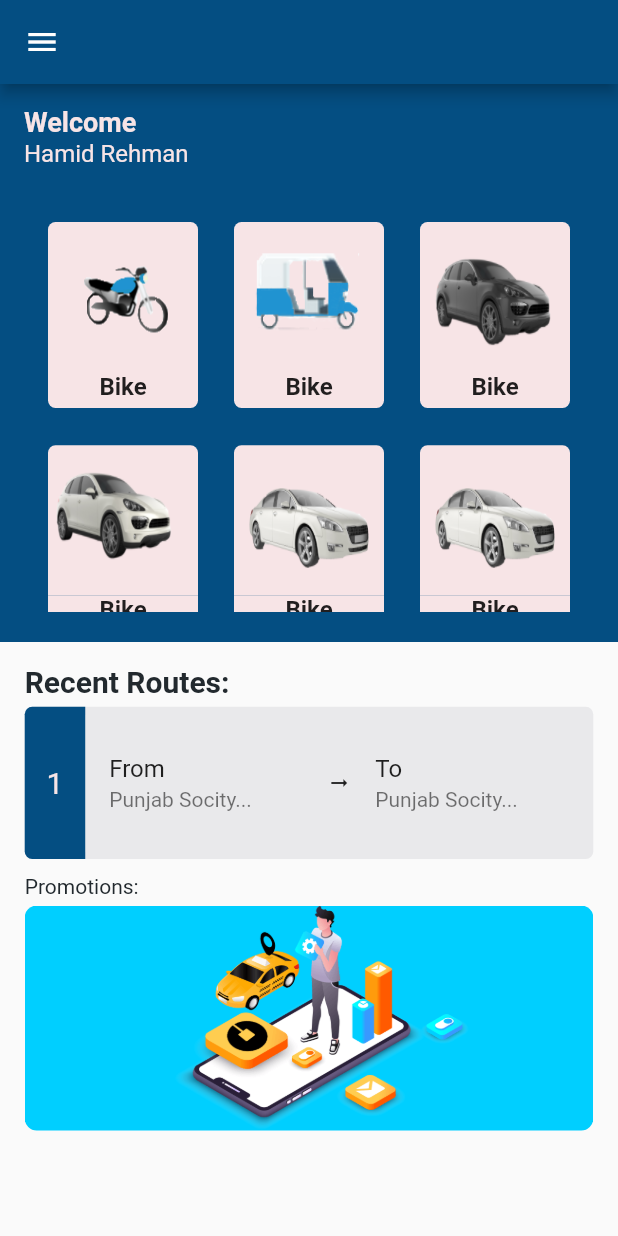
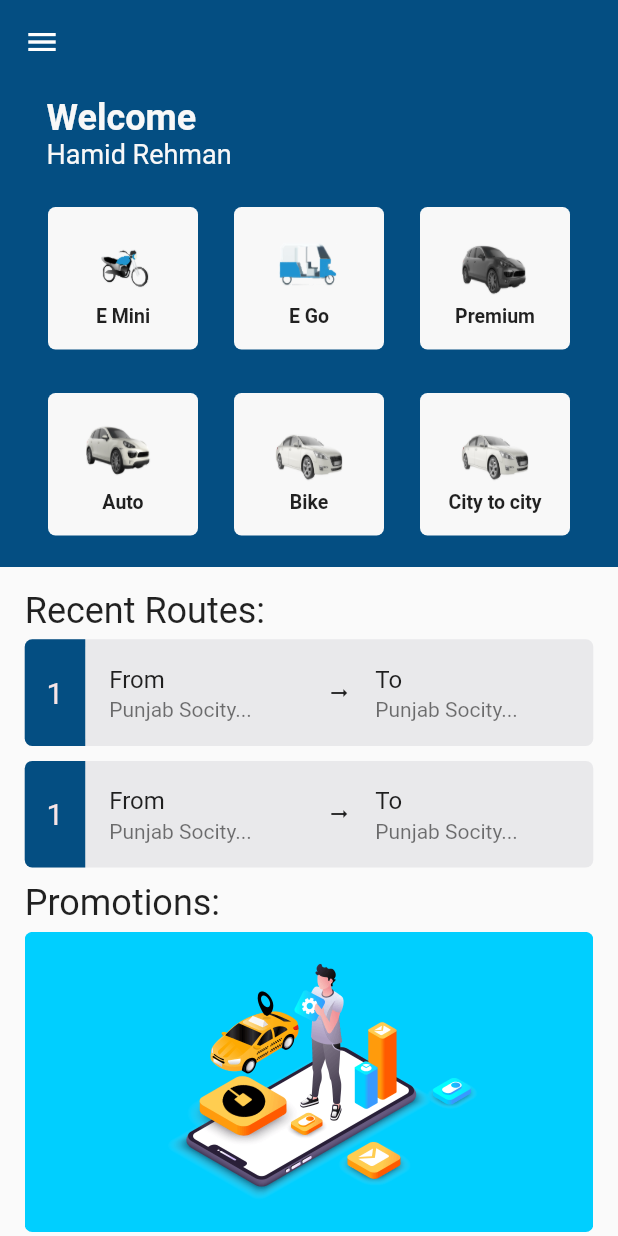
Before and after one commit to hamidrehman799/My-All-Work-Related-To-Flutter, a Flutter app: the otpscreen screen opened by its route, after a tap on "Verify", on a phone screen of 412 x 824 dp. Run offline on Flutter 3.47's test engine with Material 2 defaults, Android fonts, the phone set to English and light mode, and no system bars; our stand-ins replace animated_text_kit, auto_size_text, cloud_firestore, firebase_auth, firebase_core, firebase_database and 8 more; missing offline and left inert: contactus, flutter_google_places, flutter_polyline_points, geocoder, google_api_headers, google_maps_webservice and 1 more; accounts and stored records are empty.

Commit message:
home screen the movers

```diff
--- a/thexmovers/lib/screens/drawer/drawer.dart
+++ b/thexmovers/lib/screens/drawer/drawer.dart
@@ -13,8 +13,8 @@ class AppDrawer extends StatelessWidget {
       child: Column(
         children: [
           Container(
+            padding: const EdgeInsets.fromLTRB(0, 50, 0, 25),
             width: double.infinity,
-            padding: EdgeInsets.all(25),
             color: kPrimaryblue,
             child: Center(
               child: Column(
--- a/thexmovers/lib/screens/home_screen.dart
+++ b/thexmovers/lib/screens/home_screen.dart
@@ -1,10 +1,8 @@
-import 'package:flutter/cupertino.dart';
 import 'package:flutter/material.dart';
 import 'package:thexmovers/utils/colors.dart';
 import 'package:thexmovers/utils/screen_utils.dart';
 import 'package:thexmovers/screens/drawer/drawer.dart';
 import '../models/slider.dart';
-import 'package:google_fonts/google_fonts.dart';
 import 'package:flutter_swiper/flutter_swiper.dart';
 import '../models/home_grid_modle.dart';
 import '../widgets/grid_items.dart';
@@ -23,11 +21,13 @@ class _HomeScreenState extends State<HomeScreen> {
     return Scaffold(
       appBar: AppBar(
         backgroundColor: kPrimaryblue,
+        elevation: 0.0,
       ),
       drawer: AppDrawer(),
       body: Column(
         children: [
           Container(
+            padding: const EdgeInsets.fromLTRB( 15,0,0,0),
             color: kPrimaryblue,
             child: Column(
               children: [
@@ -35,16 +35,16 @@ class _HomeScreenState extends State<HomeScreen> {
                   title: Text(
                     'Welcome',
                     style: TextStyle(
-                      color: kFillColorPrimary,
-                      fontSize: 18,
+                      color: kTextColorForth,
+                      fontSize: 24,
                       fontWeight: FontWeight.bold,
                     ),
                   ),
                   subtitle: Text(
                     'Hamid Rehman',
                     style: TextStyle(
-                      color: kFillColorPrimary,
-                      fontSize: 16,
+                      color: kTextColorForth,
+                      fontSize: 18,
                     ),
                   ),
                 ),
@@ -65,16 +65,16 @@ class CardandSlider extends StatefulWidget {
 }
 
 class _CardandSliderState extends State<CardandSlider> {
-  int _current = 0;
 
   List<T> map<T>(List list, Function handler) {
+
     List<T> result = [];
     for (var j = 0; j < list.length; j++) {
       result.add(handler(j, list[j]));
     }
     return result;
   }
-
+int _current = 0;
   @override
   Widget build(BuildContext context) {
     return Expanded(
@@ -90,13 +90,11 @@ class _CardandSliderState extends State<CardandSlider> {
               children: [
                 Text(
                   'Recent Routes:',
-                  style: Theme.of(context).textTheme.headline6.copyWith(
-                        color: kTextColor,
-                        fontWeight: FontWeight.bold,
-                      ),
+                  style: Theme.of(context).textTheme.headline5,
                 ),
               ],
             ),
+            Card(),
             Card(),
             Padding(
               padding: const EdgeInsets.fromLTRB(0, 5, 0, 5),
@@ -105,9 +103,7 @@ class _CardandSliderState extends State<CardandSlider> {
                   children: [
                     Text(
                       'Promotions:',
-                      style: Theme.of(context).textTheme.bodyText2.copyWith(
-                            color: kTextColor,
-                          ),
+                      style: Theme.of(context).textTheme.headline5,
                     ),
                   ],
                 ),
@@ -123,7 +119,7 @@ class _CardandSliderState extends State<CardandSlider> {
                   children: <Widget>[
                     Container(
                         width: MediaQuery.of(context).size.width,
-                        height: 150,
+                        height: 200,
                         child: Swiper(
                           onIndexChanged: (d) {
                             setState(() {
@@ -136,7 +132,7 @@ class _CardandSliderState extends State<CardandSlider> {
                           itemBuilder: (BuildContext context, d) {
                             return Container(
                               decoration: BoxDecoration(
-                                borderRadius: BorderRadius.circular(8),
+                                borderRadius: BorderRadius.circular(5),
                                 image: DecorationImage(
                                     image: AssetImage(
                                       carousels[d].image,
@@ -167,7 +163,7 @@ class Card extends StatelessWidget {
           borderRadius: BorderRadius.circular(5),
           color: kFillColorAccent,
         ),
-        height: getProportionateScreenHeight(100),
+        height: getProportionateScreenHeight(70),
         child: Row(
           crossAxisAlignment: CrossAxisAlignment.center,
           mainAxisAlignment: MainAxisAlignment.center,
@@ -225,55 +221,53 @@ class Grid extends StatelessWidget {
   final List<GridModle> loadedgrid = [
     GridModle(
       id: '1',
-      title: 'Bike',
+      title: 'E Mini',
       imageUrl: 'assets/images/ebike.png',
-      color: kFillColorPrimary,
+      color: kTextColorForth,
     ),
     GridModle(
       id: '2',
-      title: 'Bike',
+      title: 'E Go',
       imageUrl: 'assets/images/eauto.png',
-      color: kFillColorPrimary,
+      color: kTextColorForth,
     ),
     GridModle(
       id: '3',
-      title: 'Bike',
+      title: 'Premium',
       imageUrl: 'assets/images/executive.png',
-      color: kFillColorPrimary,
+      color: kTextColorForth,
     ),
     GridModle(
       id: '4',
-      title: 'Bike',
+      title: 'Auto',
       imageUrl: 'assets/images/Emini.png',
-      color: kFillColorPrimary,
+      color: kTextColorForth,
     ),
     GridModle(
       id: '5',
-      color: kFillColorPrimary,
+      color: kTextColorForth,
       imageUrl: 'assets/images/EGo.png',
       title: 'Bike',
     ),
     GridModle(
       id: '6',
-      title: 'Bike',
+      title: 'City to city',
       imageUrl: 'assets/images/EGo.png',
-      color: kFillColorPrimary,
+      color: kTextColorForth,
     ),
   ];
 
   @override
   Widget build(BuildContext context) {
     return Container(
-      padding: const EdgeInsets.all(20),
-      height: 300,
+      padding: const EdgeInsets.fromLTRB(20,10,20,0),
+      height: 250,
       color: kPrimaryblue,
       child: GridView.builder(
         itemCount: loadedgrid.length,
         itemBuilder: (ctx, i)=> GridItems(loadedgrid[i].id, loadedgrid[i].color, loadedgrid[i].imageUrl, loadedgrid[i].title),
         gridDelegate: SliverGridDelegateWithFixedCrossAxisCount(
           crossAxisCount: 3,
-          childAspectRatio: 5/6,
-
         ),
       ),
     );
--- a/thexmovers/lib/screens/landingpage.dart
+++ b/thexmovers/lib/screens/landingpage.dart
@@ -1,8 +1,6 @@
 import 'package:flutter/material.dart';
 import '../screens/splash%20screen/splash_screen.dart';
-import '../utils//colors.dart';
 import '../utils/screen_utils.dart';
-import 'package:google_fonts/google_fonts.dart';
 
 
 class LandingScreen extends StatefulWidget {
--- a/thexmovers/lib/screens/login & signup/otp_screen.dart
+++ b/thexmovers/lib/screens/login & signup/otp_screen.dart
@@ -115,21 +115,21 @@ class _otpscreenState extends State<otpscreen> {
                   Text(
                     "Didn't you receive any code?",
                     style: GoogleFonts.roboto(
-                      fontSize: 10,
+                      fontSize: 13,
                       color: kTextColor,
                     ),
                     textAlign: TextAlign.center,
                   ),
-                  FlatButton(
+                  TextButton(
                     onPressed: () {
                       //forgot password screen
                     },
-                    textColor: kTextColor,
                     child: Text(
                       'Forgot Password',
                       style: GoogleFonts.roboto(
-                        fontSize: 11,
+                        fontSize: 14,
                         fontWeight: FontWeight.bold,
+                        color: kTextColor,
                       ),
                     ),
                   ),
--- a/thexmovers/lib/screens/login & signup/register_screen.dart
+++ b/thexmovers/lib/screens/login & signup/register_screen.dart
@@ -1,6 +1,5 @@
 import 'package:flutter/material.dart';
 import 'package:google_fonts/google_fonts.dart';
-import '/providor/login.dart';
 import '../login%20&%20signup/otp_screen.dart';
 import 'package:thexmovers/utils/colors.dart';
 
@@ -13,14 +12,11 @@ class RegisterScreen extends StatefulWidget {
 
 class _RegisterScreenState extends State<RegisterScreen> {
   final _numberFocusNode = FocusNode();
-  var _editedProfile = profiledetails(
-    id: null,
-    number: 0,
-  );
+
   var _initValues = {
     'number': '',
   };
-  var _isInit = true;
+
 
   @override
   Widget build(BuildContext context) {
--- a/thexmovers/lib/screens/splash screen/splash_screen.dart
+++ b/thexmovers/lib/screens/splash screen/splash_screen.dart
@@ -53,7 +53,7 @@ class _SplashScreenState extends State<SplashScreen> {
             },
           ),
           Padding(
-            padding: const EdgeInsets.fromLTRB(16, 16, 0, 0),
+            padding: const EdgeInsets.fromLTRB(50, 30, 0, 0),
             child: Row(
               mainAxisAlignment: MainAxisAlignment.end,
               children: [
--- a/thexmovers/lib/utils/custom_theme.dart
+++ b/thexmovers/lib/utils/custom_theme.dart
@@ -1,5 +1,4 @@
 import 'package:flutter/material.dart';
-import 'package:flutter/rendering.dart';
 import 'package:google_fonts/google_fonts.dart';
 import './colors.dart';
 
@@ -41,8 +40,8 @@ class CustomTheme {
             color: kTextColor,
           ),
           headline5: TextStyle().copyWith(
-            fontSize: _getProportionateScreenWidth(20),
-            fontWeight: FontWeight.w700,
+            fontSize: _getProportionateScreenWidth(12),
+            fontWeight: FontWeight.w600,
             color: kTextColor,
           ),
           bodyText1: TextStyle(
--- a/thexmovers/lib/widgets/grid_items.dart
+++ b/thexmovers/lib/widgets/grid_items.dart
@@ -1,7 +1,5 @@
-import 'package:flutter/cupertino.dart';
 import 'package:flutter/material.dart';
-import 'package:flutter/rendering.dart';
-import 'package:thexmovers/utils/colors.dart';
+
 
 class GridItems extends StatelessWidget {
   final String id;
@@ -21,44 +19,38 @@ class GridItems extends StatelessWidget {
     return Column(
         children: [
           Container(
-            padding: const EdgeInsets.all(5),
             width: 100,
-            height: 100,
             child: GridTile(
-              child: Image.asset(
-                imageUrl,
-                width: 70,
-                height: 70,
-                fit: BoxFit.fill,
+              child: Container(
+                padding: const EdgeInsets.all(15),
+                child: Column(
+                  children: [
+                    Image.asset(
+                      imageUrl,
+                      width: 50,
+                      height: 50,
+                      fit: BoxFit.fill,
+                    ),
+                    Text(
+                      title,
+                      textAlign: TextAlign.center,
+                      style: TextStyle(
+                        fontSize: 13,
+                        fontWeight: FontWeight.bold,
+                      ),
+                    ),
+                  ],
+                ),
               ),
             ),
             decoration: BoxDecoration(
-              borderRadius: BorderRadius.only(
-                topLeft: Radius.circular(5),
-                topRight: Radius.circular(5),
+              borderRadius: BorderRadius.circular(
+                5
               ),
               color: color,
             ),
           ),
-          Container(
-            padding: const EdgeInsets.only(bottom: 5),
-            width: 100,
-            decoration: BoxDecoration(
-              borderRadius: BorderRadius.only(
-                bottomLeft: Radius.circular(5),
-                bottomRight: Radius.circular(5),
-              ),
-              color: color,
-            ),
-            child: Text(
-              title,
-              textAlign: TextAlign.center,
-              style: TextStyle(
-                fontSize: 16,
-                fontWeight: FontWeight.bold,
-              ),
-            ),
-          ),
+
         ],
     );
   }
```
